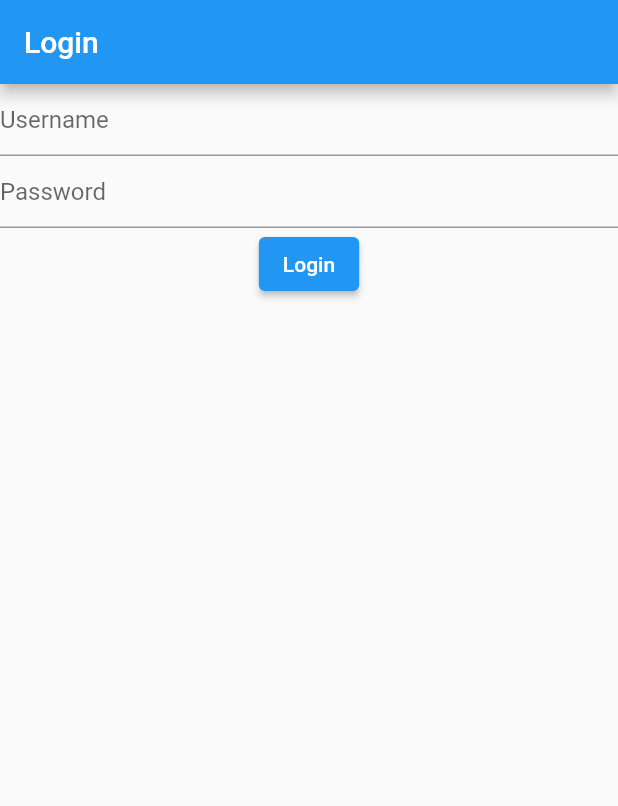
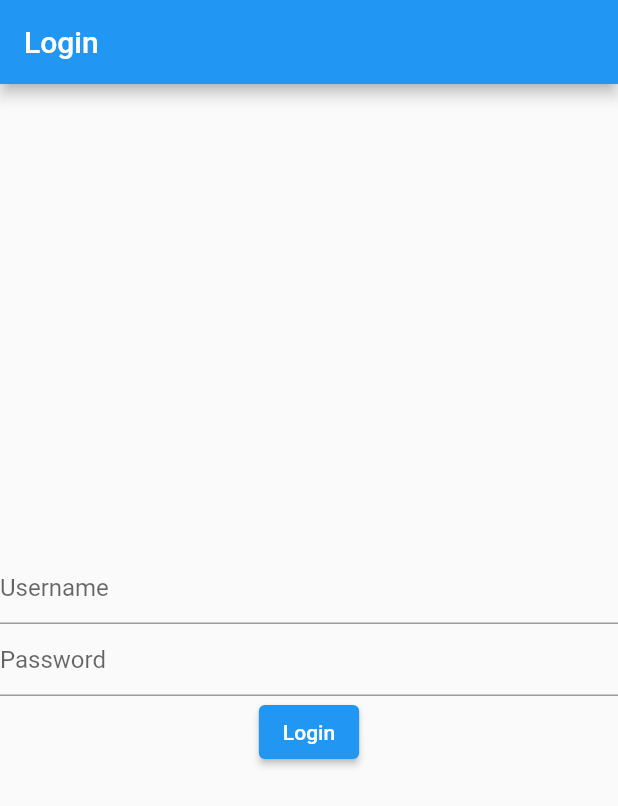
Before and after one commit to vikilinho/simpleinter, a Flutter app: the screen it shows after launch, on a phone screen of 412 x 824 dp. Shown: the top 806 px of the screen. Run offline on Flutter 3.47's test engine with Material 2 defaults, Android fonts, the phone set to English and light mode, and no system bars; our stand-ins replace easy_localization.

Commit message:
added localekeys

```diff
--- a/assets/translations/es.json
+++ b/assets/translations/es.json
@@ -1,6 +1,6 @@
 {
-    "accesotitulo": "Acceso",
-    "Registrarsetitulo": "Registrarse",
+    "ogintitle": "Acceso",
+    "signuptitle": "Registrarse",
     "username": "Nombre de usuario",
     "password": "Contraseña",
     "login": "Iniciar sesión"
--- a/lib/login_screen.dart
+++ b/lib/login_screen.dart
@@ -1,6 +1,8 @@
 // ignore_for_file: prefer_const_constructors
 
+import 'package:easy_localization/src/public_ext.dart';
 import 'package:flutter/material.dart';
+import './generated/ locale_keys.g.dart';
 
 class LoginScreen extends StatefulWidget {
   const LoginScreen({Key? key}) : super(key: key);
@@ -14,30 +16,29 @@ class _LoginScreenState extends State<LoginScreen> {
   Widget build(BuildContext context) {
     return Scaffold(
       appBar: AppBar(
-        title: Text('Login'),
+        title: Text(LocaleKeys.login.tr()),
       ),
-      body: Center(
-        child: Column(
+      body: Column(
+        mainAxisAlignment: MainAxisAlignment.center,
         children: [
           TextField(
             decoration: InputDecoration(
-                hintText: 'Username',
+              hintText: LocaleKeys.username.tr(),
             ),
           ),
           TextField(
             decoration: InputDecoration(
-                hintText: 'Password',
+              hintText: LocaleKeys.password.tr(),
             ),
           ),
           ElevatedButton(
-              child: Text('Login'),
+            child: Text(LocaleKeys.login.tr()),
             onPressed: () {
               Navigator.pushNamed(context, '/home');
             },
           ),
         ],
       ),
-      ),
     );
   }
 }
--- a/lib/sign_up.dart
+++ b/lib/sign_up.dart
@@ -1,6 +1,8 @@
 // ignore_for_file: prefer_const_constructors
 
+import 'package:easy_localization/src/public_ext.dart';
 import 'package:flutter/material.dart';
+import 'package:simpleinter/generated/%20locale_keys.g.dart';
 
 class SignupScreen extends StatefulWidget {
   const SignupScreen({Key? key}) : super(key: key);
@@ -14,7 +16,7 @@ class _SignupScreenState extends State<SignupScreen> {
   Widget build(BuildContext context) {
     return Scaffold(
         appBar: AppBar(
-          title: Text('Signup'),
+          title: Text(LocaleKeys.logintitle.tr()),
         ),
         body: Center(
           child: Column(
```
Also changed, not shown: assets/translations/de.json (+4 -4 lines), lib/generated/ locale_keys.g.dart, lib/generated/codegen_loader.g.dart. Lines whose indentation alone changed are shown as unchanged.
